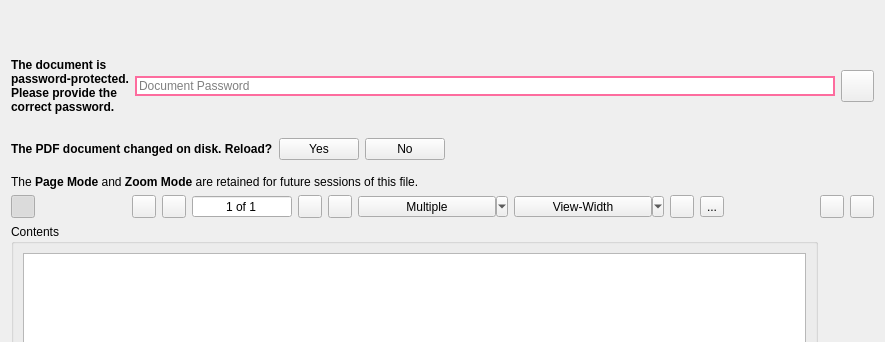
Above: UI/wise-pdf-view.ui from textbrowser/wise before the change; both pictures show x 0 to 885 and y 0 to 342 of the 885 by 800 pixel window. Below: the same form after it.
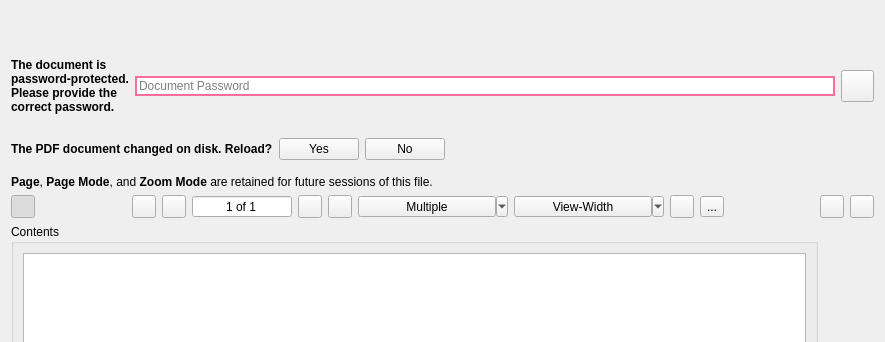
That is the form after the change. Icons and pictures are not drawn.

Commit message: Retain page.

```diff
--- a/UI/wise-pdf-view.ui
+++ b/UI/wise-pdf-view.ui
@@ -155,7 +155,7 @@
       </sizepolicy>
      </property>
      <property name="text">
-      <string>&lt;html&gt;&lt;head/&gt;&lt;body&gt;&lt;p&gt;The &lt;span style=&quot; font-weight:700;&quot;&gt;Page Mode&lt;/span&gt; and &lt;span style=&quot; font-weight:700;&quot;&gt;Zoom Mode&lt;/span&gt; are retained for future sessions of this file.&lt;/p&gt;&lt;/body&gt;&lt;/html&gt;</string>
+      <string>&lt;html&gt;&lt;head/&gt;&lt;body&gt;&lt;p&gt;&lt;span style=&quot; font-weight:700;&quot;&gt;Page&lt;/span&gt;, &lt;span style=&quot; font-weight:700;&quot;&gt;Page Mode&lt;/span&gt;, and &lt;span style=&quot; font-weight:700;&quot;&gt;Zoom Mode&lt;/span&gt; are retained for future sessions of this file.&lt;/p&gt;&lt;/body&gt;&lt;/html&gt;</string>
      </property>
     </widget>
    </item>
```
The commit also changes 1 other file.
